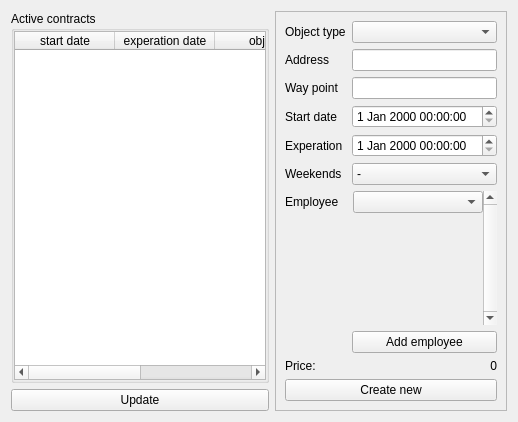
Before: the Qt Designer form Client/RoleSetup/Customer/Ui/Contracts.ui in siisgoo/siisty, drawn with Qt 5.
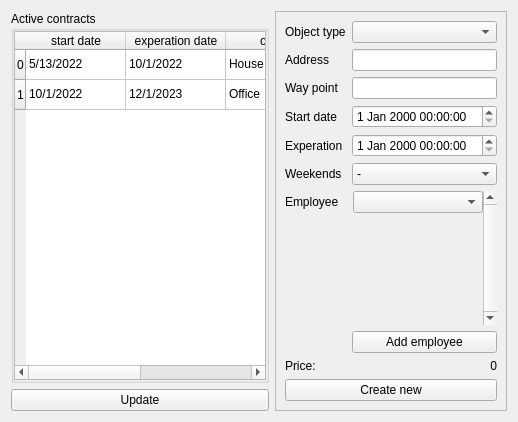
After: the same form once the commit is applied.

Diff of the .ui file:
```diff
--- a/Client/RoleSetup/Customer/Ui/Contracts.ui
+++ b/Client/RoleSetup/Customer/Ui/Contracts.ui
@@ -223,6 +223,16 @@
       </property>
       <item row="1" column="0">
        <widget class="QTableWidget" name="tableWidget">
+        <row>
+         <property name="text">
+          <string>0</string>
+         </property>
+        </row>
+        <row>
+         <property name="text">
+          <string>1</string>
+         </property>
+        </row>
         <column>
          <property name="text">
           <string>start date</string>
@@ -243,6 +253,46 @@
           <string>assigned employees</string>
          </property>
         </column>
+        <item row="0" column="0">
+         <property name="text">
+          <string>5/13/2022</string>
+         </property>
+        </item>
+        <item row="0" column="1">
+         <property name="text">
+          <string>10/1/2022</string>
+         </property>
+        </item>
+        <item row="0" column="2">
+         <property name="text">
+          <string>House</string>
+         </property>
+        </item>
+        <item row="0" column="3">
+         <property name="text">
+          <string>3</string>
+         </property>
+        </item>
+        <item row="1" column="0">
+         <property name="text">
+          <string>10/1/2022</string>
+         </property>
+        </item>
+        <item row="1" column="1">
+         <property name="text">
+          <string>12/1/2023</string>
+         </property>
+        </item>
+        <item row="1" column="2">
+         <property name="text">
+          <string>Office</string>
+         </property>
+        </item>
+        <item row="1" column="3">
+         <property name="text">
+          <string>8</string>
+         </property>
+        </item>
        </widget>
       </item>
      </layout>
```
